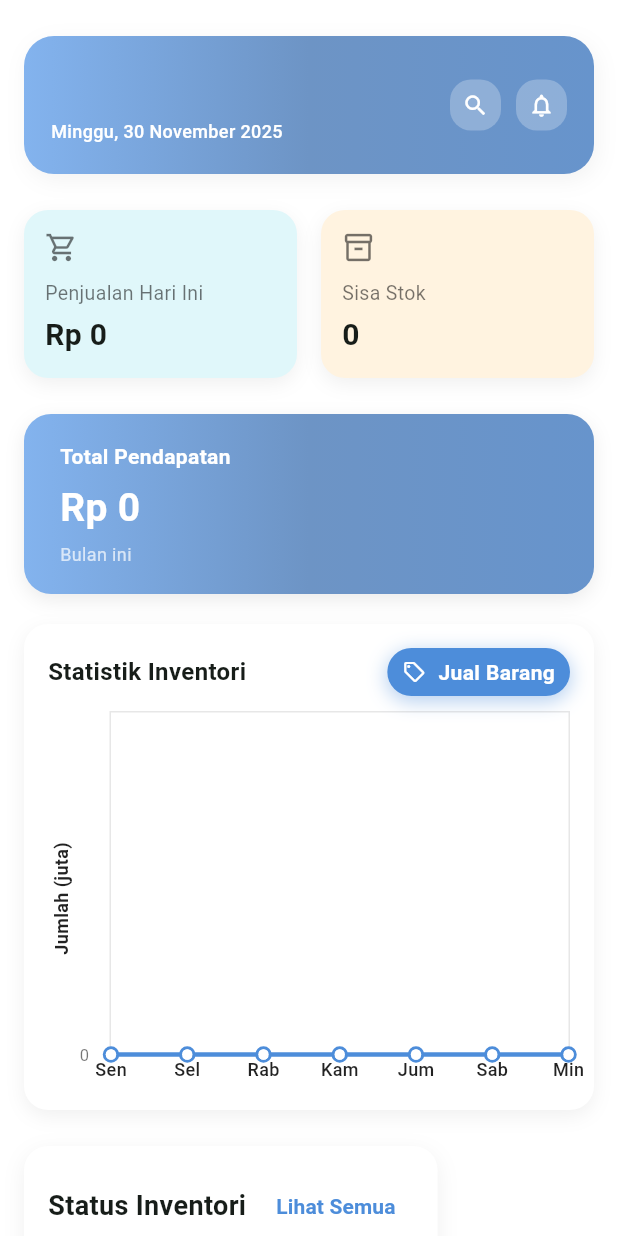
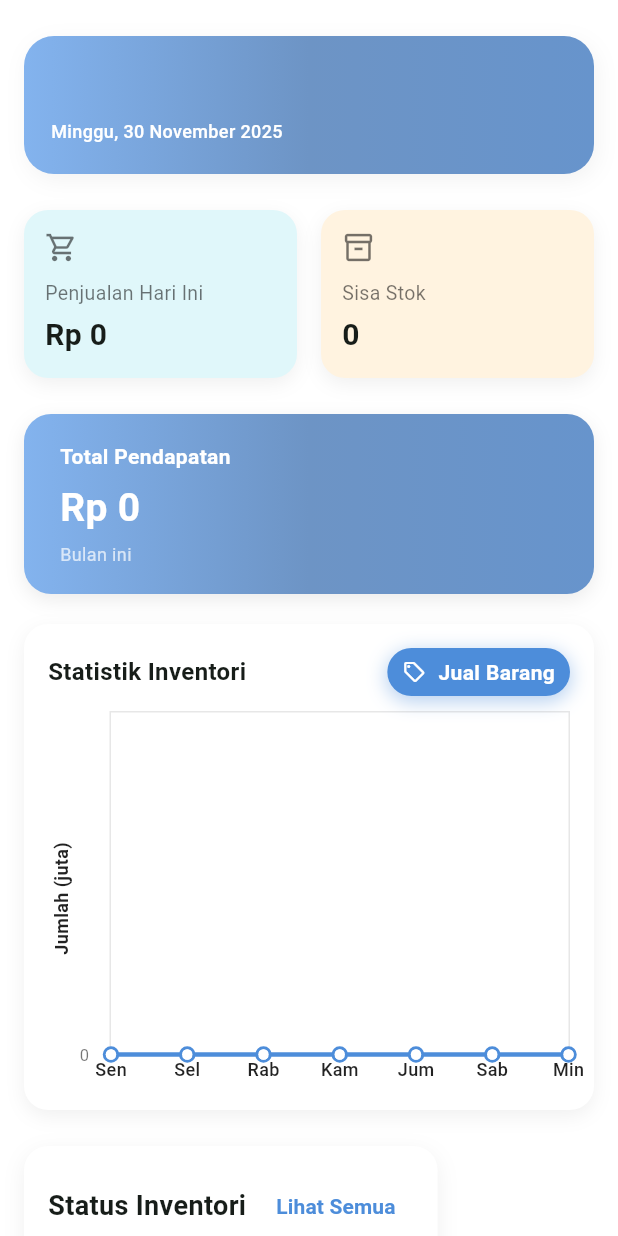
Before and after one commit to yogaperdana2308/E-Nventory, a Flutter app: the HomePageProjectFirebase screen opened by its route, on a phone screen of 412 x 824 dp. Run offline on Flutter 3.47's test engine with Material 3 defaults, Android fonts, the phone set to English and light mode, and no system bars; drawn by our look-alikes of fl_chart; our stand-ins replace animate_do, cloud_firestore, curved_navigation_bar, firebase_auth, firebase_core, fluttertoast and 2 more; accounts and stored records are empty.

Commit message:
insya allah siap UJK coba pencet pencet cari bug

```diff
--- a/lib/model/penjualan_model.dart
+++ b/lib/model/penjualan_model.dart
@@ -1,4 +1,3 @@
-// ignore_for_file: public_member_api_docs, sort_constructors_first
 import 'dart:convert';
 
 class SalesModel {
--- a/lib/view/home_screen_firebase.dart
+++ b/lib/view/home_screen_firebase.dart
@@ -259,9 +259,9 @@ class _HomePageProjectFirebaseState extends State<HomePageProjectFirebase> {
             ],
           ),
           const Spacer(),
-          _headerIcon(Icons.search),
-          const SizedBox(width: 10),
-          _headerIcon(Icons.notifications_none_outlined),
+          // _headerIcon(Icons.search),
+          // const SizedBox(width: 10),
+          // _headerIcon(Icons.notifications_none_outlined),
         ],
       ),
     );
```
